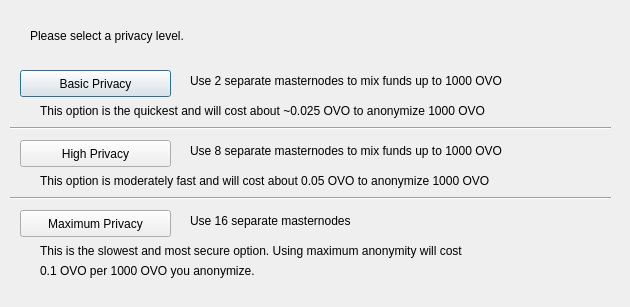
First picture: the form in src/qt/forms/darksendconfig.ui, repository minblock/compute, before the edit.
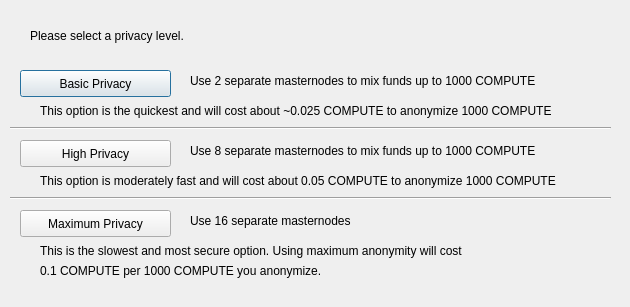
Second picture: the form after the edit.

What changed in the file:
```diff
--- a/src/qt/forms/darksendconfig.ui
+++ b/src/qt/forms/darksendconfig.ui
@@ -75,7 +75,7 @@
     </rect>
    </property>
    <property name="text">
-    <string>Use 2 separate masternodes to mix funds up to 1000 OVO</string>
+    <string>Use 2 separate masternodes to mix funds up to 1000 COMPUTE</string>
    </property>
   </widget>
   <widget class="QLabel" name="label_3">
@@ -88,7 +88,7 @@
     </rect>
    </property>
    <property name="text">
-    <string>Use 8 separate masternodes to mix funds up to 1000 OVO</string>
+    <string>Use 8 separate masternodes to mix funds up to 1000 COMPUTE</string>
    </property>
   </widget>
   <widget class="QLabel" name="label_4">
@@ -114,7 +114,7 @@
     </rect>
    </property>
    <property name="text">
-    <string>This option is the quickest and will cost about ~0.025 OVO to anonymize 1000 OVO</string>
+    <string>This option is the quickest and will cost about ~0.025 COMPUTE to anonymize 1000 COMPUTE</string>
    </property>
   </widget>
   <widget class="QLabel" name="label_7">
@@ -127,7 +127,7 @@
     </rect>
    </property>
    <property name="text">
-    <string>This option is moderately fast and will cost about 0.05 OVO to anonymize 1000 OVO</string>
+    <string>This option is moderately fast and will cost about 0.05 COMPUTE to anonymize 1000 COMPUTE</string>
    </property>
   </widget>
   <widget class="QLabel" name="label_8">
@@ -153,7 +153,7 @@
     </rect>
    </property>
    <property name="text">
-    <string>0.1 OVO per 1000 OVO you anonymize.</string>
+    <string>0.1 COMPUTE per 1000 COMPUTE you anonymize.</string>
    </property>
   </widget>
   <widget class="Line" name="line">
```
